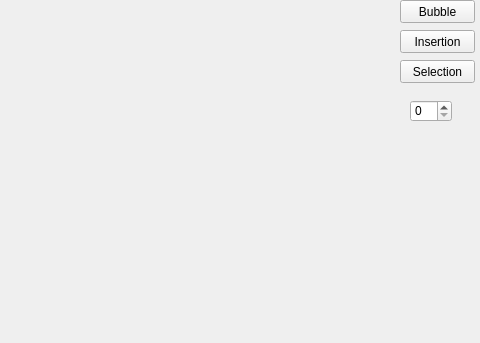
This is gui/barGraph/mainwindow.ui in ethancfung/Sorting-Pathfinding-Algorithm-Visualizer as Qt 5 draws it before an edit; both pictures show x 320 to 800 and y 0 to 343 of the 800 by 600 pixel window. The edited form follows.
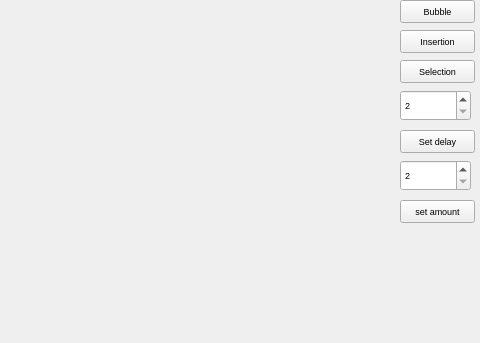
This is the edited form.

Patch:
```diff
--- a/gui/barGraph/mainwindow.ui
+++ b/gui/barGraph/mainwindow.ui
@@ -29,6 +29,11 @@
       <height>23</height>
      </rect>
     </property>
+    <property name="font">
+     <font>
+      <pointsize>7</pointsize>
+     </font>
+    </property>
     <property name="text">
      <string>Bubble</string>
     </property>
@@ -42,6 +47,11 @@
       <height>23</height>
      </rect>
     </property>
+    <property name="font">
+     <font>
+      <pointsize>7</pointsize>
+     </font>
+    </property>
     <property name="text">
      <string>Insertion</string>
     </property>
@@ -55,6 +65,11 @@
       <height>23</height>
      </rect>
     </property>
+    <property name="font">
+     <font>
+      <pointsize>7</pointsize>
+     </font>
+    </property>
     <property name="text">
      <string>Selection</string>
     </property>
@@ -62,14 +77,91 @@
    <widget class="QSpinBox" name="spinBox">
     <property name="geometry">
      <rect>
-      <x>730</x>
-      <y>100</y>
-      <width>42</width>
-      <height>22</height>
+      <x>720</x>
+      <y>90</y>
+      <width>71</width>
+      <height>31</height>
      </rect>
     </property>
+    <property name="font">
+     <font>
+      <pointsize>7</pointsize>
+     </font>
+    </property>
+    <property name="accelerated">
+     <bool>true</bool>
+    </property>
+    <property name="minimum">
+     <number>2</number>
+    </property>
     <property name="maximum">
-     <number>999</number>
+     <number>10000</number>
+    </property>
+    <property name="value">
+     <number>2</number>
+    </property>
+   </widget>
+   <widget class="QPushButton" name="pushButton_4">
+    <property name="geometry">
+     <rect>
+      <x>720</x>
+      <y>130</y>
+      <width>75</width>
+      <height>23</height>
+     </rect>
+    </property>
+    <property name="font">
+     <font>
+      <pointsize>7</pointsize>
+     </font>
+    </property>
+    <property name="text">
+     <string>Set delay</string>
+    </property>
+   </widget>
+   <widget class="QSpinBox" name="spinBox_2">
+    <property name="geometry">
+     <rect>
+      <x>720</x>
+      <y>160</y>
+      <width>71</width>
+      <height>31</height>
+     </rect>
+    </property>
+    <property name="font">
+     <font>
+      <pointsize>7</pointsize>
+     </font>
+    </property>
+    <property name="accelerated">
+     <bool>true</bool>
+    </property>
+    <property name="minimum">
+     <number>2</number>
+    </property>
+    <property name="maximum">
+     <number>75</number>
+    </property>
+    <property name="value">
+     <number>2</number>
+    </property>
+   </widget>
+   <widget class="QPushButton" name="pushButton_5">
+    <property name="geometry">
+     <rect>
+      <x>720</x>
+      <y>200</y>
+      <width>75</width>
+      <height>23</height>
+     </rect>
+    </property>
+    <property name="font">
+     <font>
+      <pointsize>7</pointsize>
+     </font>
+    </property>
+    <property name="text">
+     <string>set amount</string>
     </property>
    </widget>
   </widget>
```
Left out of the diff: 35 changed lines with no effect on the pictures.
